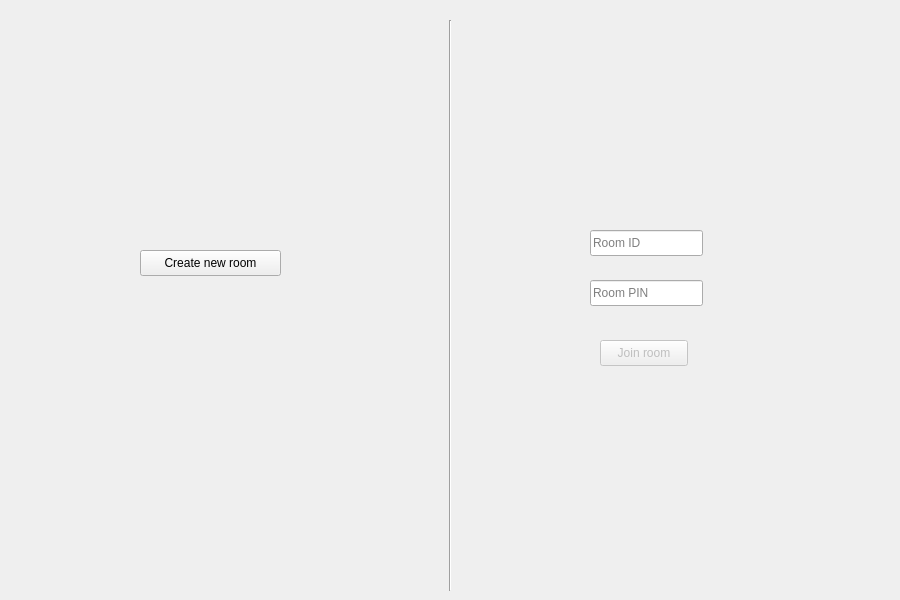
First picture: the form in src/client/MenuWidget.ui, repository mikolajdlugolecki/hangman-online, before the edit.
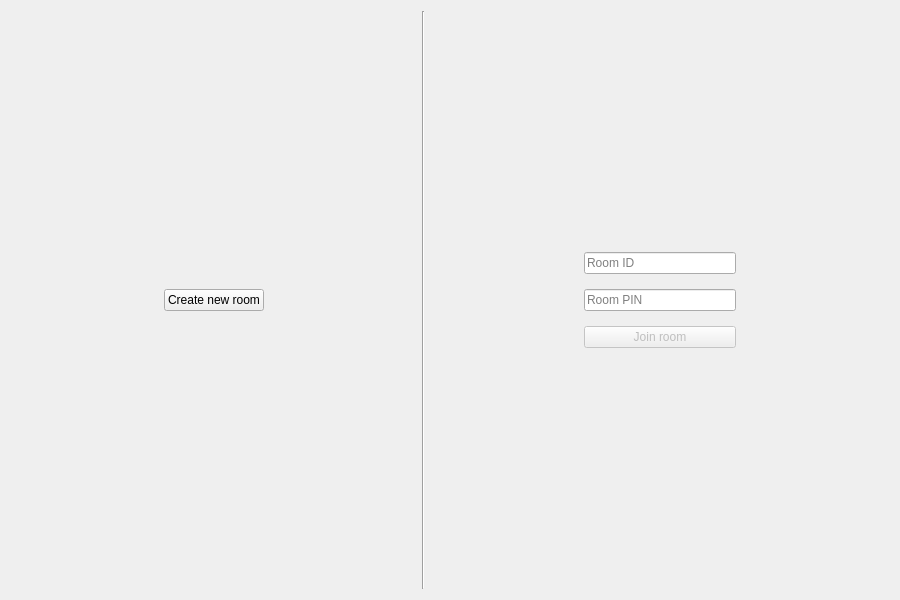
Second picture: the form after the edit.

Commit message: Make widgets adjust to window size and center it's content

```diff
--- a/src/client/MenuWidget.ui
+++ b/src/client/MenuWidget.ui
@@ -13,50 +13,82 @@
   <property name="windowTitle">
    <string>Form</string>
   </property>
+  <layout class="QGridLayout" name="gridLayout">
+   <item row="0" column="0">
+    <layout class="QHBoxLayout" name="horizontalLayout">
+     <item>
+      <spacer name="horizontalSpacer">
+       <property name="orientation">
+        <enum>Qt::Horizontal</enum>
+       </property>
+       <property name="sizeHint" stdset="0">
+        <size>
+         <width>40</width>
+         <height>20</height>
+        </size>
+       </property>
+      </spacer>
+     </item>
+     <item>
   <widget class="QPushButton" name="createRoomBtn">
-   <property name="geometry">
-    <rect>
-     <x>140</x>
-     <y>250</y>
-     <width>141</width>
-     <height>26</height>
-    </rect>
-   </property>
    <property name="text">
     <string>Create new room</string>
    </property>
   </widget>
-  <widget class="QPushButton" name="joinRoomBtn">
-   <property name="enabled">
-    <bool>false</bool>
-   </property>
-   <property name="geometry">
-    <rect>
-     <x>600</x>
-     <y>340</y>
-     <width>88</width>
-     <height>26</height>
-    </rect>
-   </property>
-   <property name="text">
-    <string>Join room</string>
-   </property>
-   <property name="default">
-    <bool>false</bool>
-   </property>
-   <property name="flat">
-    <bool>false</bool>
-   </property>
-  </widget>
+     </item>
+     <item>
+      <spacer name="horizontalSpacer_4">
+       <property name="orientation">
+        <enum>Qt::Horizontal</enum>
+       </property>
+       <property name="sizeHint" stdset="0">
+        <size>
+         <width>40</width>
+         <height>20</height>
+        </size>
+       </property>
+      </spacer>
+     </item>
+     <item>
+      <widget class="Line" name="line">
+       <property name="orientation">
+        <enum>Qt::Vertical</enum>
+       </property>
+      </widget>
+     </item>
+     <item>
+      <spacer name="horizontalSpacer_3">
+       <property name="orientation">
+        <enum>Qt::Horizontal</enum>
+       </property>
+       <property name="sizeHint" stdset="0">
+        <size>
+         <width>40</width>
+         <height>20</height>
+        </size>
+       </property>
+      </spacer>
+     </item>
+     <item>
+      <layout class="QVBoxLayout" name="verticalLayout">
+       <property name="spacing">
+        <number>15</number>
+       </property>
+       <item>
+        <spacer name="verticalSpacer">
+         <property name="orientation">
+          <enum>Qt::Vertical</enum>
+         </property>
+         <property name="sizeHint" stdset="0">
+          <size>
+           <width>20</width>
+           <height>40</height>
+          </size>
+         </property>
+        </spacer>
+       </item>
+       <item>
   <widget class="QLineEdit" name="roomIdLineEdit">
-   <property name="geometry">
-    <rect>
-     <x>590</x>
-     <y>230</y>
-     <width>113</width>
-     <height>26</height>
-    </rect>
-   </property>
    <property name="maxLength">
     <number>4</number>
    </property>
@@ -67,28 +99,9 @@
     <string>Room ID</string>
    </property>
   </widget>
-  <widget class="Line" name="line">
-   <property name="geometry">
-    <rect>
-     <x>430</x>
-     <y>20</y>
-     <width>41</width>
-     <height>571</height>
-    </rect>
-   </property>
-   <property name="orientation">
-    <enum>Qt::Vertical</enum>
-   </property>
-  </widget>
+       </item>
+       <item>
   <widget class="QLineEdit" name="roomPinLineEdit">
-   <property name="geometry">
-    <rect>
-     <x>590</x>
-     <y>280</y>
-     <width>113</width>
-     <height>26</height>
-    </rect>
-   </property>
    <property name="maxLength">
     <number>4</number>
    </property>
@@ -96,6 +109,54 @@
     <string>Room PIN</string>
    </property>
   </widget>
+       </item>
+       <item>
+        <widget class="QPushButton" name="joinRoomBtn">
+         <property name="enabled">
+          <bool>false</bool>
+         </property>
+         <property name="text">
+          <string>Join room</string>
+         </property>
+         <property name="default">
+          <bool>false</bool>
+         </property>
+         <property name="flat">
+          <bool>false</bool>
+         </property>
+        </widget>
+       </item>
+       <item>
+        <spacer name="verticalSpacer_2">
+         <property name="orientation">
+          <enum>Qt::Vertical</enum>
+         </property>
+         <property name="sizeHint" stdset="0">
+          <size>
+           <width>20</width>
+           <height>40</height>
+          </size>
+         </property>
+        </spacer>
+       </item>
+      </layout>
+     </item>
+     <item>
+      <spacer name="horizontalSpacer_2">
+       <property name="orientation">
+        <enum>Qt::Horizontal</enum>
+       </property>
+       <property name="sizeHint" stdset="0">
+        <size>
+         <width>40</width>
+         <height>20</height>
+        </size>
+       </property>
+      </spacer>
+     </item>
+    </layout>
+   </item>
+  </layout>
  </widget>
  <resources/>
  <connections/>
```
Lines whose indentation alone changed are shown as unchanged. The commit also changes 4 other files.
